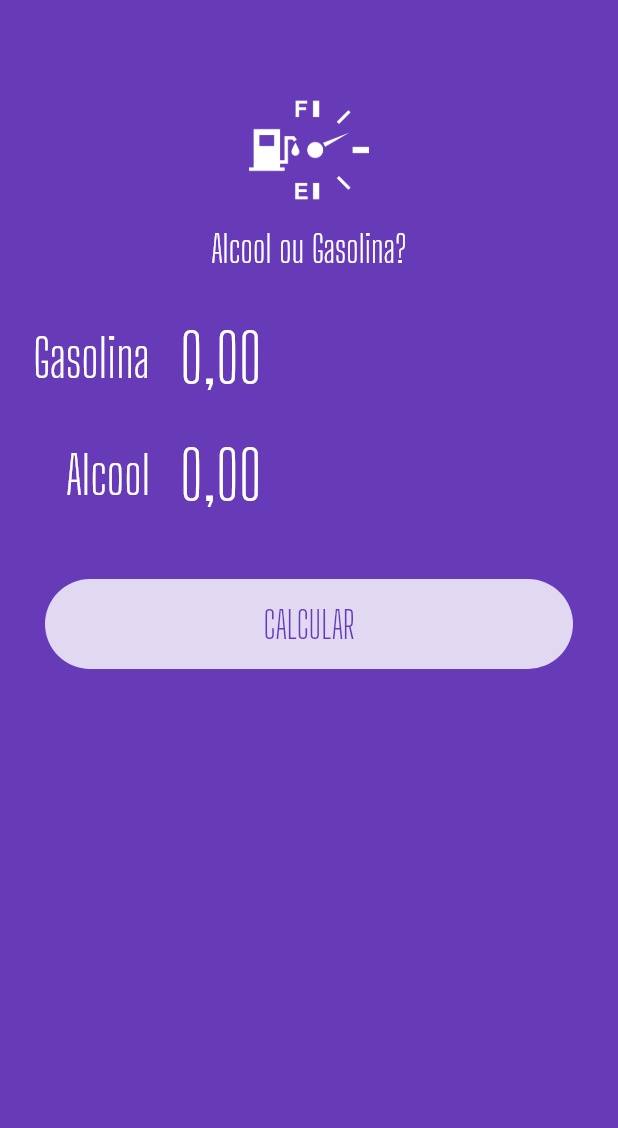
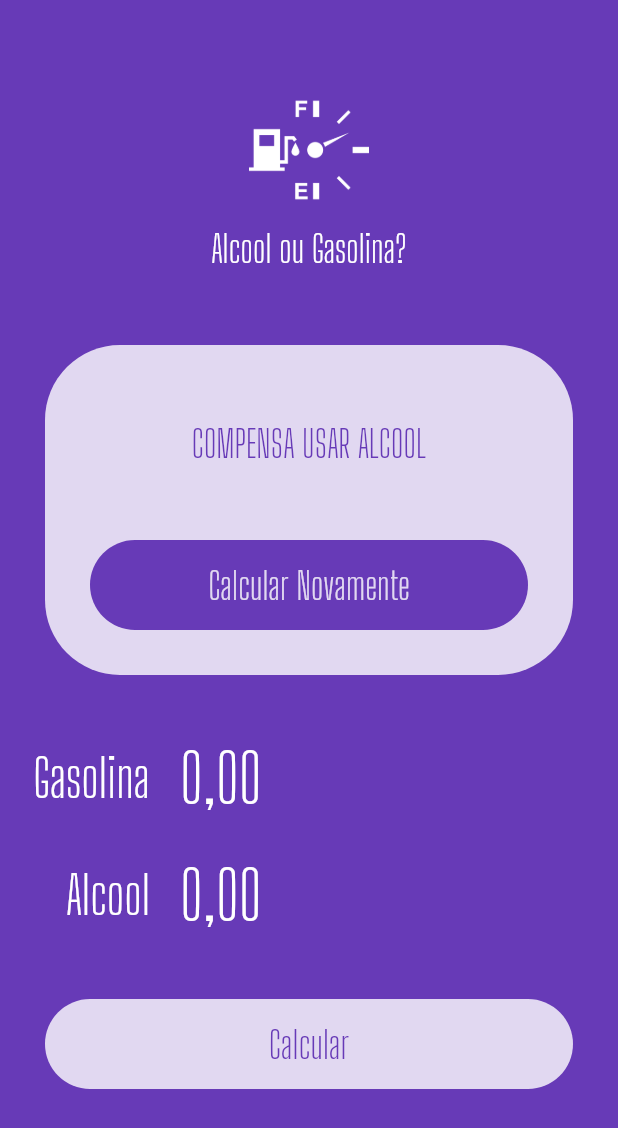
Before and after one commit to cerradosoftware/flutter-aog, a Flutter app: the screen it shows after launch, on a phone screen of 412 x 824 dp. Shown: the top 1128 px of the screen. Run offline on Flutter 3.47's test engine with Material 2 defaults, Android fonts, the phone set to English and light mode, and no system bars; our stand-ins replace flutter_masked_text.

Commit message:
criado loading button

```diff
--- a/lib/main.dart
+++ b/lib/main.dart
@@ -1,4 +1,5 @@
 import 'package:aog/widgets/input.widget.dart';
+import 'package:aog/widgets/loading-button.widget.dart';
 import 'package:aog/widgets/logo.widget.dart';
 import 'package:flutter/material.dart';
 import 'package:flutter_masked_text/flutter_masked_text.dart';
@@ -31,27 +32,44 @@ class Home extends StatelessWidget {
       body: ListView(
         children: <Widget>[
           Logo(),
-          Input(label: "Gasolina", controller: _gasolinaController),
-          Input(label: "Alcool", controller: _gasolinaController),
           Container(
-            height: 60,
               margin: EdgeInsets.all(30),
               decoration: BoxDecoration(
                 color: Colors.white.withOpacity(0.8),
                 borderRadius: BorderRadius.circular(50),
               ),
-            child: FlatButton(
-              child: Text(
-                "CALCULAR",
+              child: Column(
+                children: <Widget>[
+                  SizedBox(
+                    height: 50,
+                  ),
+                  Text(
+                    "COMPENSA USAR ALCOOL",
                     style: TextStyle(
                       color: Theme.of(context).primaryColor,
                       fontSize: 25,
                       fontFamily: "Big Shoulders Display",
                     ),
                   ),
-              onPressed: () {},
+                  SizedBox(
+                    height: 20,
                   ),
-          )
+                  LoadingButton(
+                    text: "Calcular Novamente",
+                    func: () {},
+                    busy: false,
+                    invert: true,
+                  ),
+                ],
+              )),
+          Input(label: "Gasolina", controller: _gasolinaController),
+          Input(label: "Alcool", controller: _alcoolController),
+          LoadingButton(
+            text: "Calcular",
+            func: () {},
+            busy: false,
+            invert: false,
+          ),
         ],
       ),
     );
--- /dev/null
+++ b/lib/widgets/loading-button.widget.dart
@@ -0,0 +1,48 @@
+import 'package:flutter/material.dart';
+
+class LoadingButton extends StatelessWidget {
+  var busy = false;
+  var invert = false;
+  Function func;
+  var text = '';
+
+  LoadingButton(
+      {@required this.busy,
+      @required this.invert,
+      @required this.func,
+      @required this.text});
+
+  @override
+  Widget build(BuildContext context) {
+    return busy
+        ? Container(
+            alignment: Alignment.center,
+            height: 50,
+            child: CircularProgressIndicator(backgroundColor: Colors.white),
+          )
+        : Container(
+            height: 60,
+            width: double.infinity,
+            margin: EdgeInsets.all(30),
+            decoration: BoxDecoration(
+              color: invert
+                  ? Theme.of(context).primaryColor
+                  : Colors.white.withOpacity(0.8),
+              borderRadius: BorderRadius.circular(50),
+            ),
+            child: FlatButton(
+              child: Text(
+                text,
+                style: TextStyle(
+                  color: invert
+                      ? Colors.white.withOpacity(0.8)
+                      : Theme.of(context).primaryColor,
+                  fontSize: 25,
+                  fontFamily: "Big Shoulders Display",
+                ),
+              ),
+              onPressed: func,
+            ),
+          );
+  }
+}
```
Lines whose indentation alone changed are shown as unchanged.
